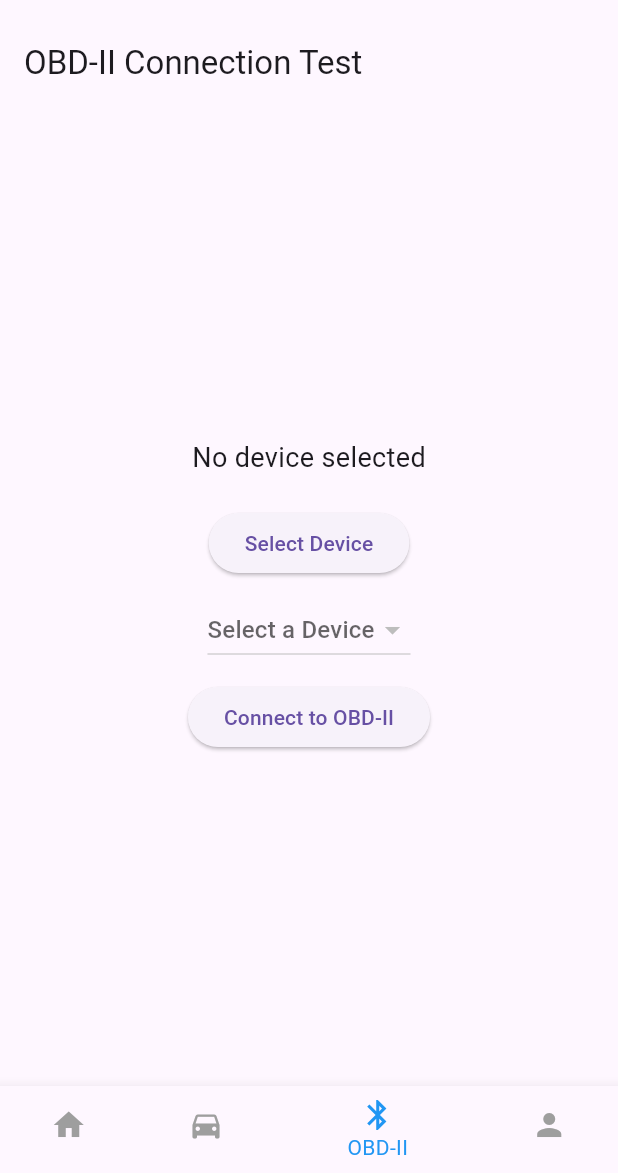
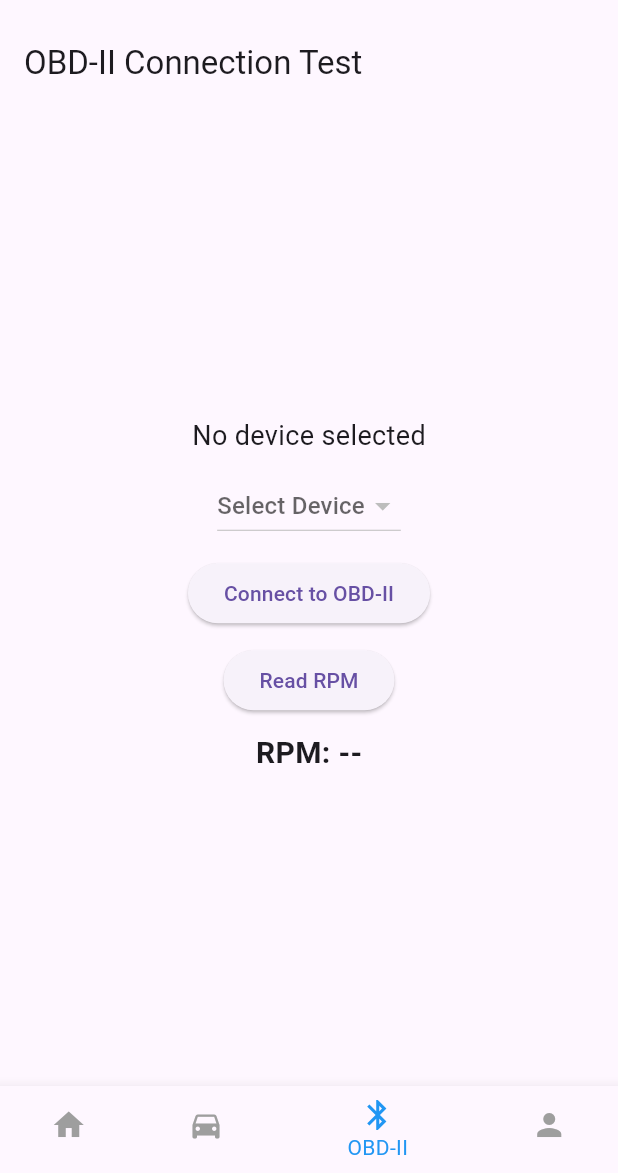
Before and after one commit to chaniruM/DriveWise, a Flutter app: the screen it shows after launch, item 3 of the bottom bar chosen, after a tap on "Connect to OBD-II", on a phone screen of 412 x 824 dp, the part 63-1236 px from its top. Run offline on Flutter 3.47's test engine with Material 3 defaults, Android fonts, the phone set to English and light mode, and no system bars; our stand-ins replace flutter_bluetooth_serial, permission_handler.

Commit message:
Testing retrieval of data from the obd2 reader
added a method to retrieve and display the rpm when a button is pressed for testing purposes

```diff
--- a/lib/pages/read_speed.dart
+++ b/lib/pages/read_speed.dart
@@ -1,14 +1,13 @@
 import 'package:flutter/material.dart';
 import 'package:flutter_bluetooth_serial/flutter_bluetooth_serial.dart';
+import 'package:permission_handler/permission_handler.dart';
 import 'dart:typed_data';
-import 'package:permission_handler/permission_handler.dart';
+import 'dart:convert';
 
 class OBD2App extends StatelessWidget {
   @override
   Widget build(BuildContext context) {
     return MaterialApp(
-      title: 'OBD-II Connection Test',
-      theme: ThemeData(primarySwatch: Colors.blue),
       home: OBD2Screen(),
     );
   }
@@ -20,10 +19,11 @@ class OBD2Screen extends StatefulWidget {
 }
 
 class _OBD2ScreenState extends State<OBD2Screen> {
+  List<BluetoothDevice> _devices = [];
   BluetoothDevice? _selectedDevice;
   BluetoothConnection? _connection;
   String _status = "Select a device to connect";
-  List<BluetoothDevice> _devices = [];
+  String _rpm = "RPM: --";
 
   @override
   void initState() {
@@ -43,9 +43,7 @@ class _OBD2ScreenState extends State<OBD2Screen> {
         await Permission.location.request().isGranted) {
       return true;
     } else {
-      setState(() {
-        _status = "Bluetooth permissions denied.";
-      });
+      print("Bluetooth permissions denied.");
       return false;
     }
   }
@@ -75,16 +73,45 @@ class _OBD2ScreenState extends State<OBD2Screen> {
         _connection = connection;
         _status = "Connected to ${_selectedDevice!.name}";
       });
+
       print("Connected to OBD-II Scanner");
-
-      _connection!.input!.listen((Uint8List data) {
-        print('Received data: ${String.fromCharCodes(data)}');
-      });
     } catch (e) {
       setState(() {
         _status = "Failed to connect: $e";
       });
       print("Error: $e");
+    }
+  }
+
+  Future<void> _readRPM() async {
+    if (_connection == null || !_connection!.isConnected) {
+      setState(() {
+        _rpm = "Not connected to OBD-II";
+      });
+      return;
+    }
+
+    try {
+      String command = "010C\r";
+      _connection!.output.add(Uint8List.fromList(utf8.encode(command)));
+      await _connection!.output.allSent;
+
+      _connection!.input!.listen((Uint8List data) {
+        String response = utf8.decode(data);
+        print("Raw OBD Response: $response");
+
+        List<String> values = response.split(" ");
+        if (values.length >= 3) {
+          int A = int.parse(values[2], radix: 16);
+          int B = int.parse(values[3], radix: 16);
+          int rpmValue = ((A * 256) + B) ~/ 4;
+          setState(() {
+            _rpm = "RPM: $rpmValue";
+          });
+        }
+      });
+    } catch (e) {
+      print("Error reading RPM: $e");
     }
   }
 
@@ -101,34 +128,38 @@ class _OBD2ScreenState extends State<OBD2Screen> {
       body: Center(
         child: Column(
           mainAxisAlignment: MainAxisAlignment.center,
+          crossAxisAlignment: CrossAxisAlignment.center, // Ensures horizontal centering
+          mainAxisSize: MainAxisSize.min, // Adjusts the column to content size
           children: [
             Text(_status, style: TextStyle(fontSize: 18)),
-            SizedBox(height: 20),
-            ElevatedButton(
-              onPressed: _listDevices,
-              child: Text("Select Device"),
-            ),
             SizedBox(height: 10),
             DropdownButton<BluetoothDevice>(
-              hint: Text("Select a Device"),
+              hint: Text("Select Device"),
               value: _selectedDevice,
+              onChanged: (BluetoothDevice? newValue) {
+                setState(() {
+                  _selectedDevice = newValue;
+                });
+              },
               items: _devices.map((device) {
-                return DropdownMenuItem(
+                return DropdownMenuItem<BluetoothDevice>(
                   value: device,
                   child: Text(device.name ?? "Unknown"),
                 );
               }).toList(),
-              onChanged: (device) {
-                setState(() {
-                  _selectedDevice = device;
-                });
-              },
             ),
             SizedBox(height: 10),
             ElevatedButton(
               onPressed: _connectToOBD,
               child: Text("Connect to OBD-II"),
             ),
+            SizedBox(height: 10),
+            ElevatedButton(
+              onPressed: _readRPM,
+              child: Text("Read RPM"),
+            ),
+            SizedBox(height: 10),
+            Text(_rpm, style: TextStyle(fontSize: 20, fontWeight: FontWeight.bold)),
           ],
         ),
       ),
```
